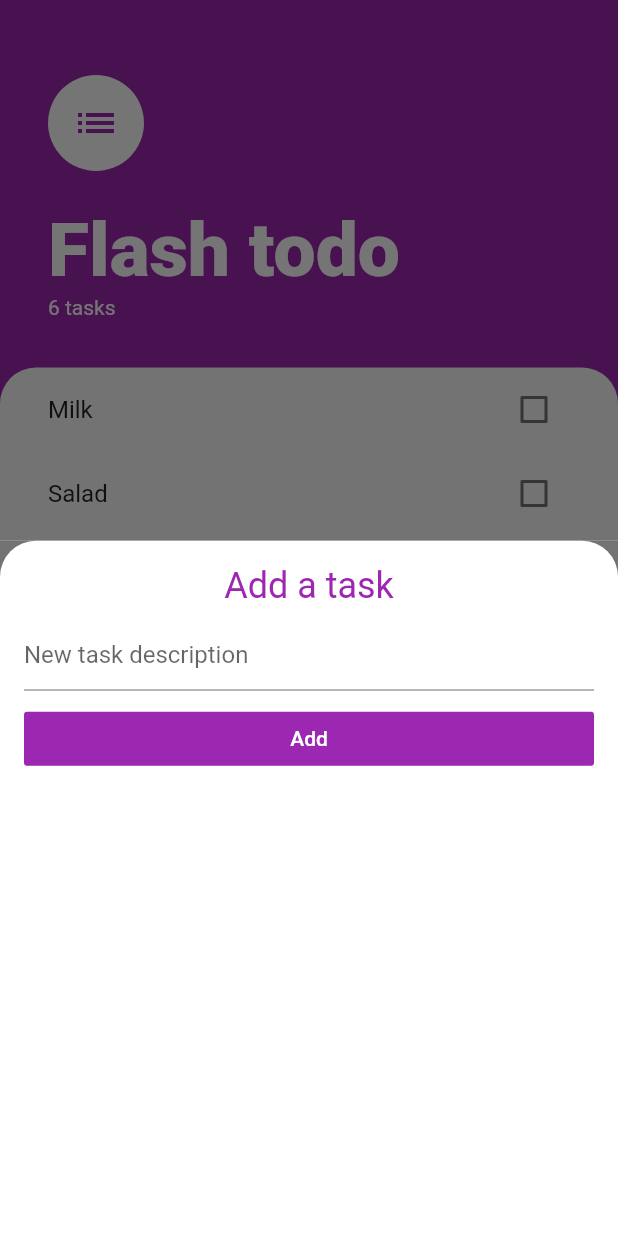
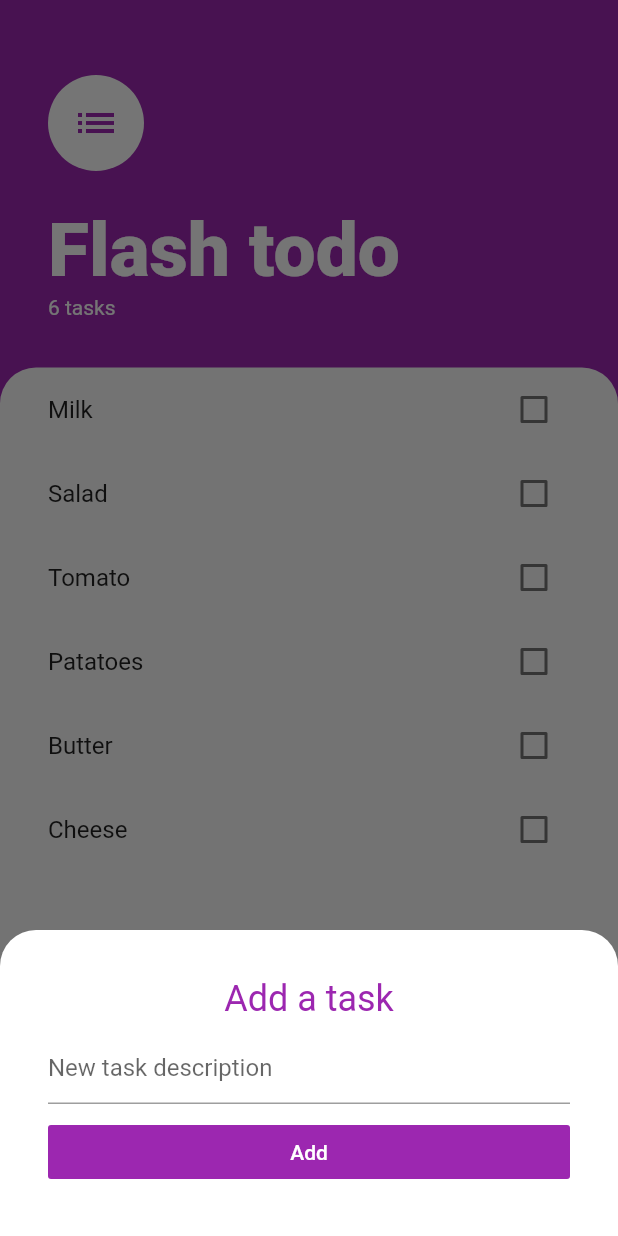
Before and after one commit to gilhardl/flash_todo, a Flutter app: the screen it shows after launch, after a tap on the "add" icon, on a phone screen of 412 x 824 dp. Run offline on Flutter 3.47's test engine with Material 2 defaults, Android fonts, the light colour scheme and no system bars.

Commit message:
handle AddTaskScreen bottom sheet scroll

```diff
--- a/lib/screens/add_task_screen.dart
+++ b/lib/screens/add_task_screen.dart
@@ -23,9 +23,7 @@ class _AddTaskScreenState extends State<AddTaskScreen> {
             topRight: Radius.circular(24.0),
           ),
         ),
-        padding: EdgeInsets.symmetric(horizontal: 16.0),
-        child: Padding(
-          padding: EdgeInsets.only(top: 16.0),
+        padding: EdgeInsets.all(32.0),
         child: Column(
           crossAxisAlignment: CrossAxisAlignment.stretch,
           children: <Widget>[
@@ -64,7 +62,6 @@ class _AddTaskScreenState extends State<AddTaskScreen> {
           ],
         ),
       ),
-      ),
     );
   }
 }
--- a/lib/screens/tasks_screen.dart
+++ b/lib/screens/tasks_screen.dart
@@ -29,7 +29,12 @@ class _TasksScreenState extends State<TasksScreen> {
         onPressed: () {
           showModalBottomSheet(
             context: context,
-            builder: (context) => AddTaskScreen(),
+            isScrollControlled: true,
+            builder: (context) => SingleChildScrollView(
+              child: AddTaskScreen(),
+              padding: EdgeInsets.only(
+                  bottom: MediaQuery.of(context).viewInsets.bottom),
+            ),
           );
         },
         child: Icon(Icons.add),
```
Lines whose indentation alone changed are shown as unchanged.
